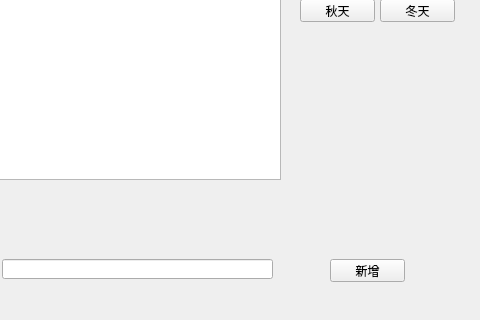
Qt form BackendGuI/BackendGuI/seasonPlan.ui (LarkHunter/lark) before a commit; both pictures show x 150 to 630 and y 91 to 411 of the 630 by 411 pixel window.
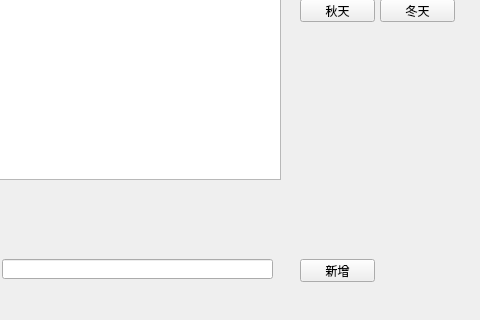
The same form after that commit.

Diff of the .ui file:
```diff
--- a/BackendGuI/BackendGuI/seasonPlan.ui
+++ b/BackendGuI/BackendGuI/seasonPlan.ui
@@ -110,7 +110,7 @@
   <widget class="QPushButton" name="addBtn">
    <property name="geometry">
     <rect>
-     <x>480</x>
+     <x>450</x>
      <y>350</y>
      <width>75</width>
      <height>23</height>
```
